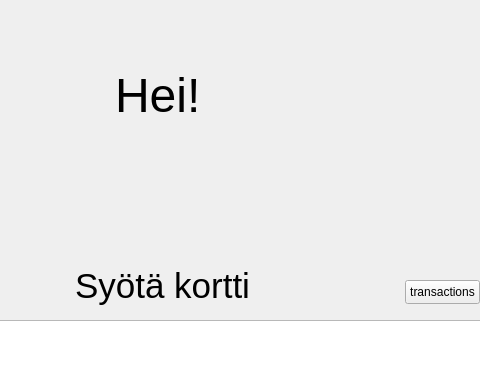
JereKortesalmi/BankProject, file bank-automat/mainwindow.ui: the form before one commit; both pictures show x 215 to 695 and y 0 to 370 of the 800 by 600 pixel window.
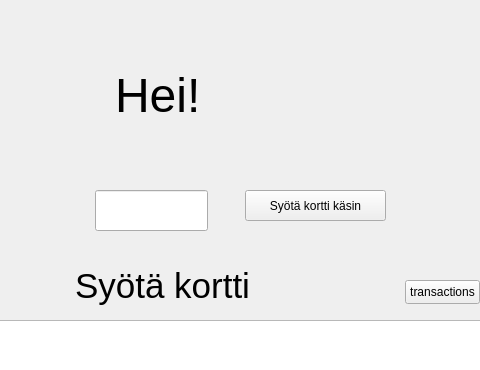
The form after the commit.

Commit message: käsin kirjautuminen lisätty

Diff of the .ui file:
```diff
--- a/bank-automat/mainwindow.ui
+++ b/bank-automat/mainwindow.ui
@@ -73,6 +73,29 @@
      <string>transactions</string>
     </property>
    </widget>
+   <widget class="QPushButton" name="btnCardEdit">
+    <property name="geometry">
+     <rect>
+      <x>460</x>
+      <y>190</y>
+      <width>141</width>
+      <height>31</height>
+     </rect>
+    </property>
+    <property name="text">
+     <string>Syötä kortti käsin</string>
+    </property>
+   </widget>
+   <widget class="QLineEdit" name="cardEdit">
+    <property name="geometry">
+     <rect>
+      <x>310</x>
+      <y>190</y>
+      <width>113</width>
+      <height>41</height>
+     </rect>
+    </property>
+   </widget>
   </widget>
   <widget class="QMenuBar" name="menubar">
    <property name="geometry">
```
Left out of the diff: 2 changed lines with no effect on the pictures. The commit also changes 2 other files.
